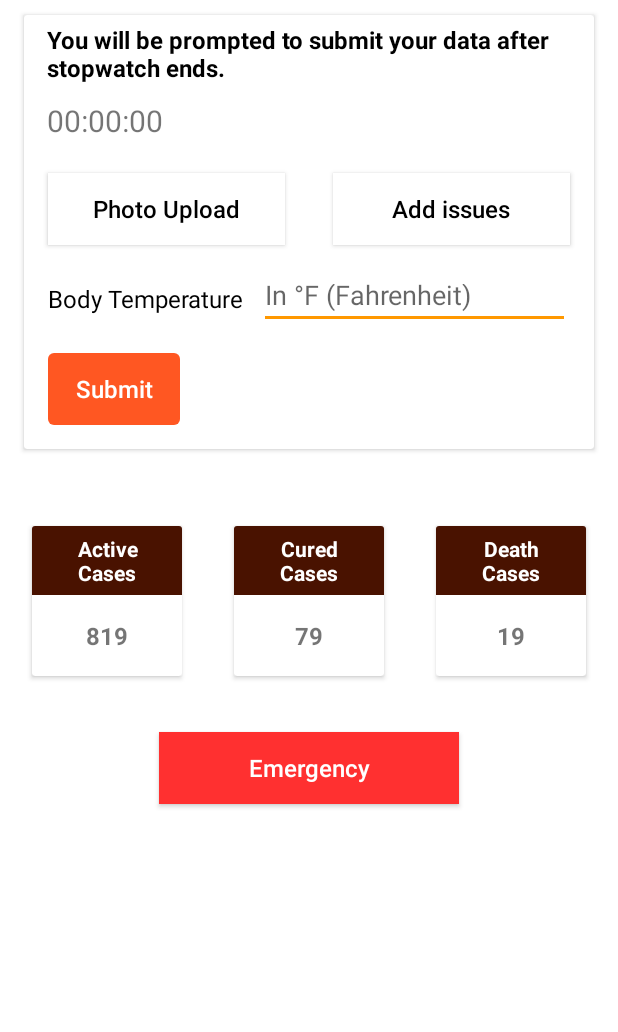
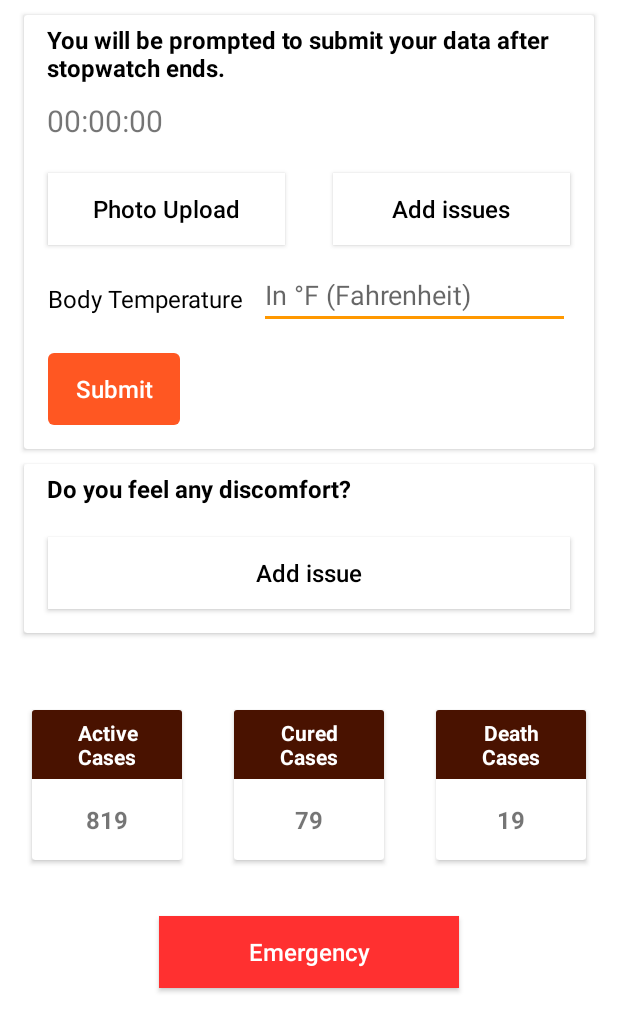
Before and after one commit to KashyapBhat/QuarantineMe, an Android app: the layout fragment_quarantined_home.xml on its own in the app's theme, with its tools: preview values and no code run, on a phone screen of 412 x 824 dp. Shown: the top 1032 px of the screen. Run offline under Robolectric (Android 15) with nearby library versions, the phone set to English and light mode, and no system bars.

Commit message:
--- non quarantine flow

```diff
--- a/app/src/main/java/kashyap/in/yajurvedaproject/quarantine/QuarantinedHomeFragment.kt
+++ b/app/src/main/java/kashyap/in/yajurvedaproject/quarantine/QuarantinedHomeFragment.kt
@@ -137,6 +137,9 @@ class QuarantinedHomeFragment : BaseFragment() {
 
     private fun handleQuarantineOrNot() {
         cvMain?.visibility = if (PrefUtils.isQuarantined(context)) View.VISIBLE else View.GONE
+        cvMainNonQuarantine?.visibility =
+            if (!PrefUtils.isQuarantined(context)) View.VISIBLE else View.GONE
+        btIssueNonQuarantine?.setOnClickListener { handleIssue() }
     }
 
     override fun showProgress() {
--- a/app/src/main/res/layout/fragment_quarantined_home.xml
+++ b/app/src/main/res/layout/fragment_quarantined_home.xml
@@ -7,9 +7,10 @@
     android:overScrollMode="never"
     android:scrollbars="none">
 
-    <RelativeLayout
+    <LinearLayout
         android:layout_width="match_parent"
-        android:layout_height="wrap_content">
+        android:layout_height="wrap_content"
+        android:orientation="vertical">
 
         <androidx.recyclerview.widget.RecyclerView
             android:id="@+id/rvBanner"
@@ -125,6 +126,48 @@
                     android:layout_below="@+id/rlTemp"
                     android:text="Submit" />
             </RelativeLayout>
+        </androidx.cardview.widget.CardView>
+
+        <androidx.cardview.widget.CardView
+            android:id="@+id/cvMainNonQuarantine"
+            android:layout_width="match_parent"
+            android:layout_height="wrap_content"
+            android:layout_below="@+id/rvBanner"
+            android:layout_marginStart="@dimen/_16dp"
+            android:layout_marginTop="@dimen/_10dp"
+            android:layout_marginEnd="@dimen/_16dp"
+            android:elevation="@dimen/_5dp">
+
+            <LinearLayout
+                android:layout_width="match_parent"
+                android:layout_height="wrap_content"
+                android:orientation="vertical">
+
+                <TextView
+                    android:id="@+id/tvIssueNonQuarantine"
+                    android:layout_width="wrap_content"
+                    android:layout_height="wrap_content"
+                    android:layout_marginStart="@dimen/_10dp"
+                    android:layout_marginEnd="@dimen/_16dp"
+                    android:background="@color/white"
+                    android:padding="@dimen/_5dp"
+                    android:text="Do you feel any discomfort?"
+                    android:textColor="@color/black"
+                    android:textSize="@dimen/font_16sp"
+                    android:textStyle="bold" />
+
+                <Button
+                    android:id="@+id/btIssueNonQuarantine"
+                    style="@style/Button"
+                    android:layout_width="match_parent"
+                    android:layout_height="0dp"
+                    android:layout_margin="@dimen/_16dp"
+                    android:layout_weight="0.5"
+                    android:background="@color/white"
+                    android:text="Add issue"
+                    android:textColor="@color/black" />
+            </LinearLayout>
+
         </androidx.cardview.widget.CardView>
 
         <RelativeLayout
@@ -260,5 +303,5 @@
 
         </RelativeLayout>
 
-    </RelativeLayout>
+    </LinearLayout>
 </ScrollView>
```
